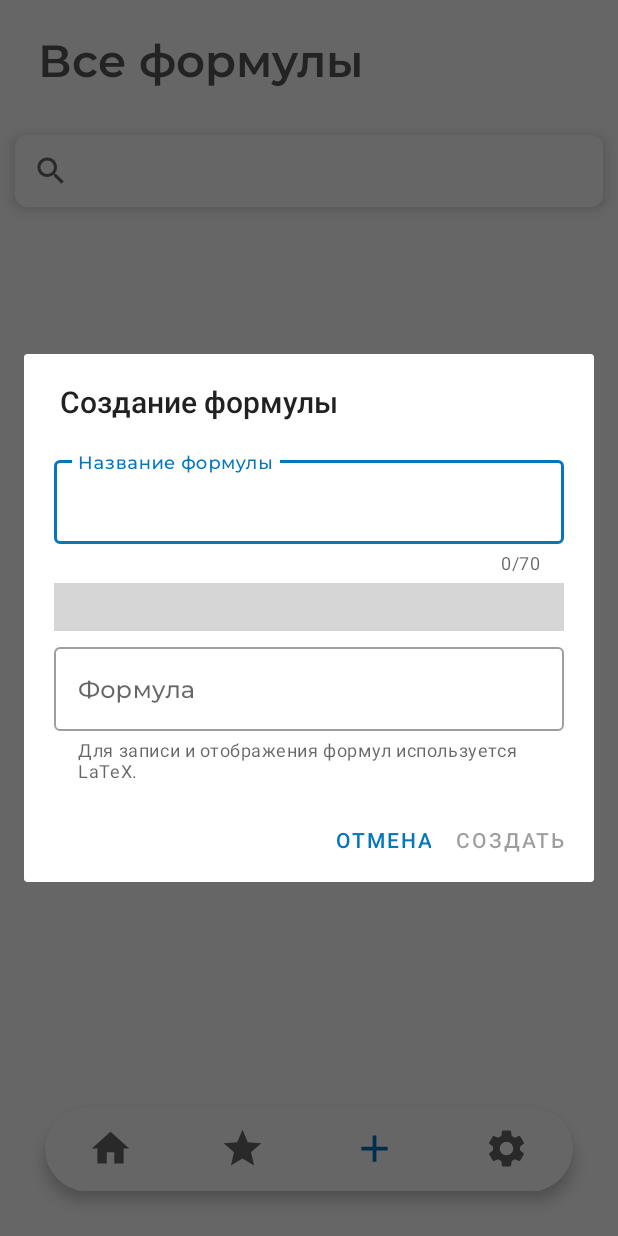
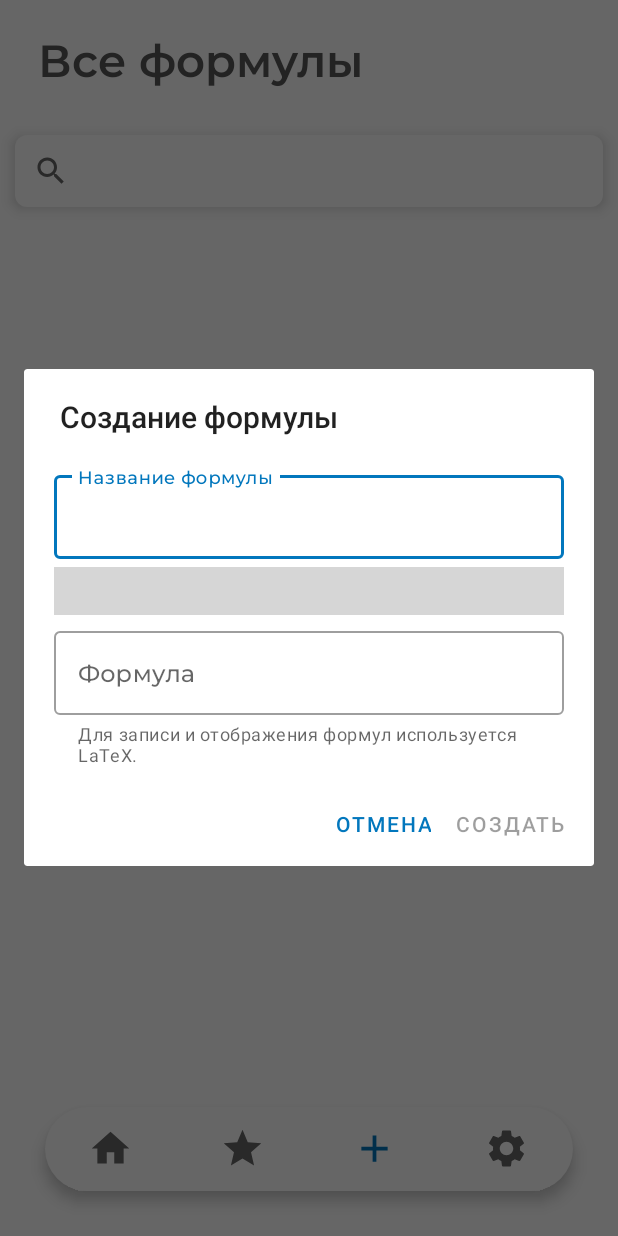
Before and after one commit to alt-qi/exp, an Android app: the screen it shows after launch (MainActivity), item 3 of the bottom bar chosen, on a phone screen of 412 x 824 dp. Run offline under Robolectric (Android 15) with nearby library versions, the phone set to English and light mode, and no system bars; our stand-ins replace Room's generated code, navigation-ui; libraries missing offline, so code that uses them is left out: org.scilab.forge, ru.noties.jlatexmath; plain views replace JLatexMathView; Roboto replaces fonts that are not available here; 2 statements that could not run were skipped; grey boxes are pictures that could not be loaded.

Commit message:
removed counter from formula name input

```diff
--- a/app/src/main/res/layout/dialog_formula_creation.xml
+++ b/app/src/main/res/layout/dialog_formula_creation.xml
@@ -12,9 +12,7 @@
         android:layout_marginTop="20dp"
         android:layout_marginEnd="20dp"
         android:layout_marginStart="20dp"
-        android:hint="Название формулы"
-        app:counterEnabled="true"
-        app:counterMaxLength="70" >
+        android:hint="Название формулы" >
 
         <com.google.android.material.textfield.TextInputEditText
             android:id="@+id/formula_name_input"
```
